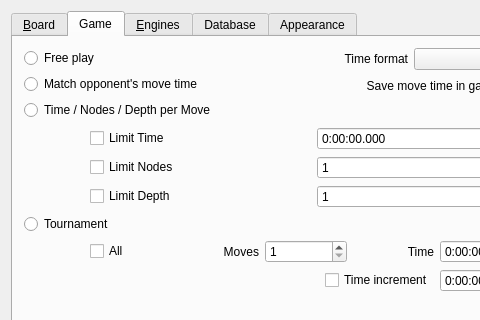
Old version of the form src/gui/preferences.ui in the repository franzm/shatrabase; both pictures show x 0 to 480 and y 0 to 320 of the 561 by 574 pixel window.
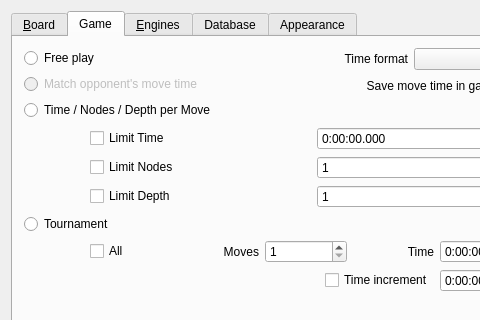
New version of the form. Custom widgets are drawn as their Qt base class.

Diff of the .ui file:
```diff
--- a/src/gui/preferences.ui
+++ b/src/gui/preferences.ui
@@ -433,6 +433,9 @@
            </item>
            <item>
             <widget class="QRadioButton" name="cbMatchTime">
+             <property name="enabled">
+              <bool>false</bool>
+             </property>
              <property name="text">
               <string>Match opponent's move time</string>
              </property>
```
